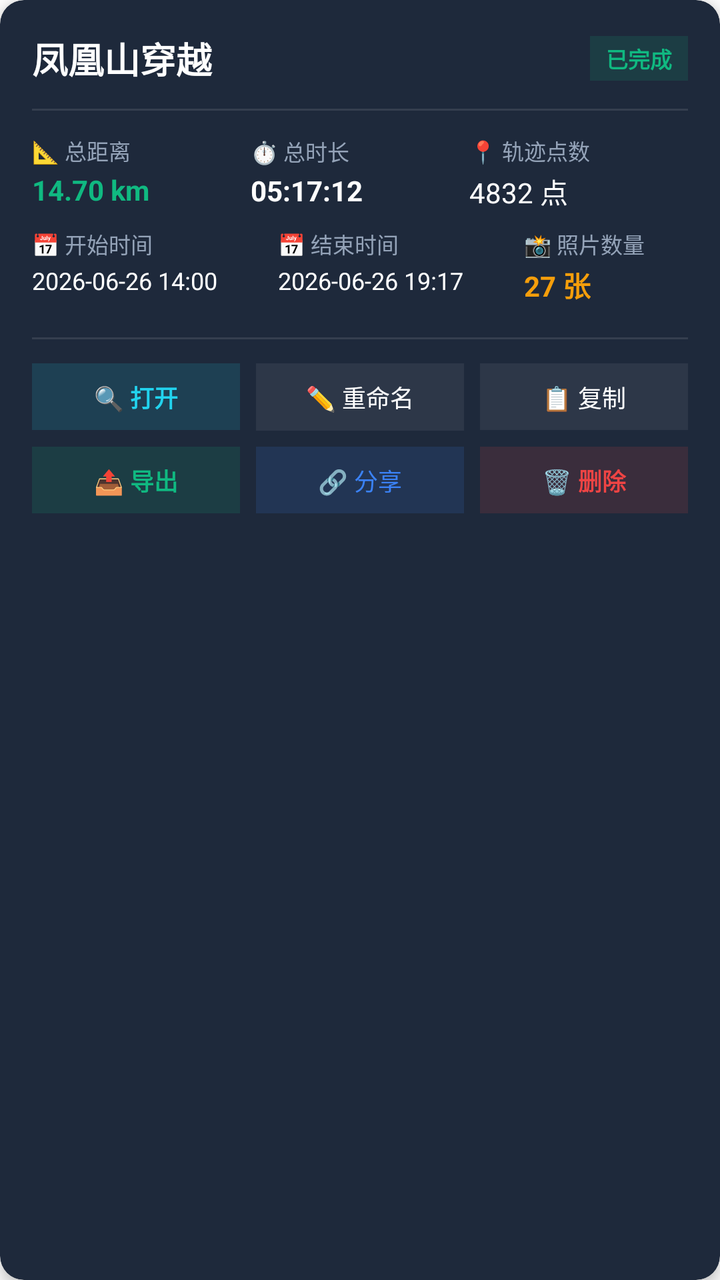
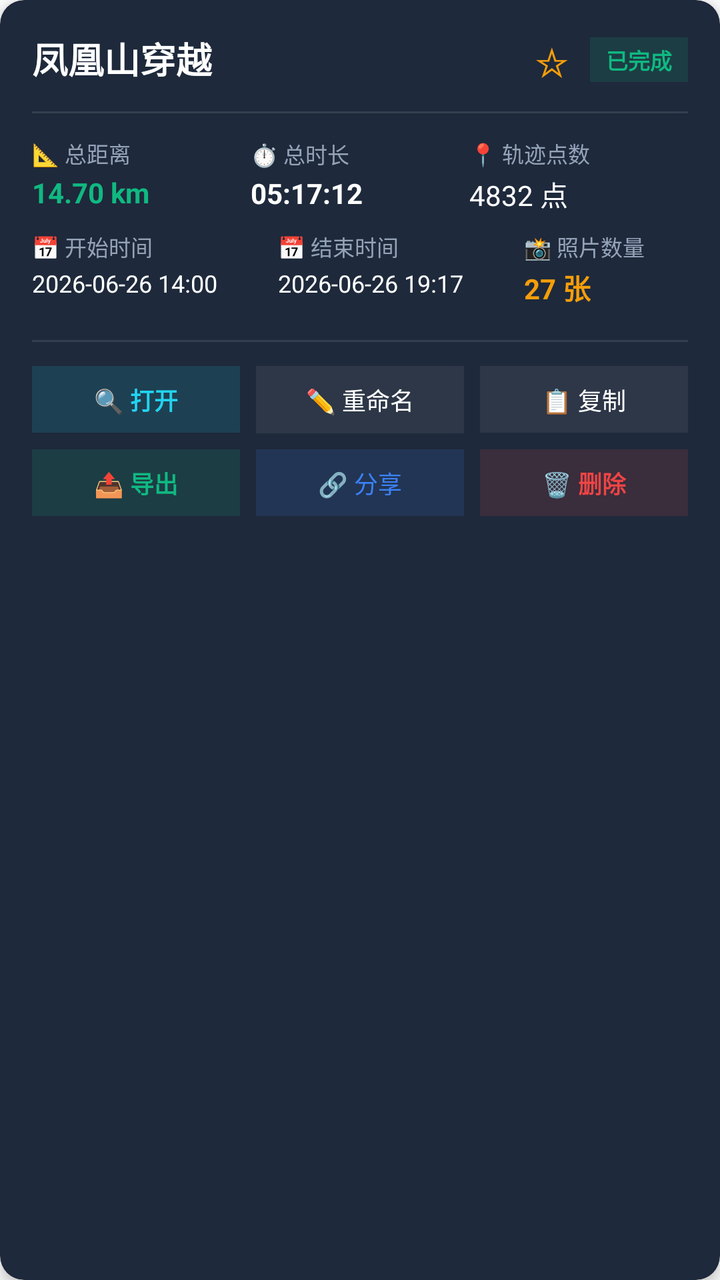

The first picture is an Android layout as it rendered before a commit; the second is the same layout after the commit. The layout source and the unified diff follow.
<!-- AndroidManifest.xml: application theme Theme.CyberTrail -->
<!-- res/layout/item_track_card.xml -->
<?xml version="1.0" encoding="utf-8"?>
<androidx.cardview.widget.CardView xmlns:android="http://schemas.android.com/apk/res/android"
    xmlns:app="http://schemas.android.com/apk/res-auto"
    android:layout_width="match_parent"
    android:layout_height="wrap_content"
    android:layout_margin="8dp"
    app:cardCornerRadius="12dp"
    app:cardElevation="4dp"
    app:cardBackgroundColor="@color/cyber_dark_gray">

    <LinearLayout
        android:layout_width="match_parent"
        android:layout_height="wrap_content"
        android:orientation="vertical"
        android:padding="16dp">

        
        <RelativeLayout
            android:layout_width="match_parent"
            android:layout_height="wrap_content"
            android:layout_marginBottom="12dp">

            <TextView
                android:id="@+id/tv_track_card_name"
                android:layout_width="match_parent"
                android:layout_height="wrap_content"
                android:layout_toLeftOf="@+id/tv_track_card_status"
                android:text="凤凰山穿越"
                android:textColor="@color/white"
                android:textSize="18sp"
                android:textStyle="bold" />

            <TextView
                android:id="@+id/tv_track_card_status"
                android:layout_width="wrap_content"
                android:layout_height="wrap_content"
                android:layout_alignParentRight="true"
                android:layout_centerVertical="true"
                android:paddingLeft="8dp"
                android:paddingRight="8dp"
                android:paddingTop="3dp"
                android:paddingBottom="3dp"
                android:text="已完成"
                android:textColor="@color/cyber_green"
                android:textSize="11sp"
                android:textStyle="bold"
                android:background="#2210B981" />
        </RelativeLayout>

        
        <View
            android:layout_width="match_parent"
            android:layout_height="1dp"
            android:background="#1AFFFFFF"
            android:layout_marginBottom="12dp" />

        
        <LinearLayout
            android:layout_width="match_parent"
            android:layout_height="wrap_content"
            android:orientation="vertical"
            android:layout_marginBottom="16dp">

            
            <LinearLayout
                android:layout_width="match_parent"
                android:layout_height="wrap_content"
                android:orientation="horizontal"
                android:layout_marginBottom="8dp">

                <LinearLayout
                    android:layout_width="0dp"
                    android:layout_height="wrap_content"
                    android:layout_weight="1"
                    android:orientation="vertical">

                    <TextView
                        android:layout_width="wrap_content"
                        android:layout_height="wrap_content"
                        android:text="📐 总距离"
                        android:textColor="@color/cyber_light_gray"
                        android:textSize="11sp" />

                    <TextView
                        android:id="@+id/tv_track_card_distance"
                        android:layout_width="wrap_content"
                        android:layout_height="wrap_content"
                        android:text="14.70 km"
                        android:textColor="@color/cyber_green"
                        android:textSize="14sp"
                        android:textStyle="bold"
                        android:layout_marginTop="2dp" />
                </LinearLayout>

                <LinearLayout
                    android:layout_width="0dp"
                    android:layout_height="wrap_content"
                    android:layout_weight="1"
                    android:orientation="vertical">

                    <TextView
                        android:layout_width="wrap_content"
                        android:layout_height="wrap_content"
                        android:text="⏱️ 总时长"
                        android:textColor="@color/cyber_light_gray"
                        android:textSize="11sp" />

                    <TextView
                        android:id="@+id/tv_track_card_duration"
                        android:layout_width="wrap_content"
                        android:layout_height="wrap_content"
                        android:text="05:17:12"
                        android:textColor="@color/white"
                        android:textSize="14sp"
                        android:textStyle="bold"
                        android:layout_marginTop="2dp" />
                </LinearLayout>

                <LinearLayout
                    android:layout_width="0dp"
                    android:layout_height="wrap_content"
                    android:layout_weight="1"
                    android:orientation="vertical">

                    <TextView
                        android:layout_width="wrap_content"
                        android:layout_height="wrap_content"
                        android:text="📍 轨迹点数"
                        android:textColor="@color/cyber_light_gray"
                        android:textSize="11sp" />

                    <TextView
                        android:id="@+id/tv_track_card_points"
                        android:layout_width="wrap_content"
                        android:layout_height="wrap_content"
                        android:text="4832 点"
                        android:textColor="@color/white"
                        android:textSize="14sp"
                        android:layout_marginTop="2dp" />
                </LinearLayout>
            </LinearLayout>

            
            <LinearLayout
                android:layout_width="match_parent"
                android:layout_height="wrap_content"
                android:orientation="horizontal">

                <LinearLayout
                    android:layout_width="0dp"
                    android:layout_height="wrap_content"
                    android:layout_weight="1.5"
                    android:orientation="vertical">

                    <TextView
                        android:layout_width="wrap_content"
                        android:layout_height="wrap_content"
                        android:text="📅 开始时间"
                        android:textColor="@color/cyber_light_gray"
                        android:textSize="11sp" />

                    <TextView
                        android:id="@+id/tv_track_card_start_time"
                        android:layout_width="wrap_content"
                        android:layout_height="wrap_content"
                        android:text="2026-06-26 14:00"
                        android:textColor="@color/white"
                        android:textSize="12sp"
                        android:layout_marginTop="2dp" />
                </LinearLayout>

                <LinearLayout
                    android:layout_width="0dp"
                    android:layout_height="wrap_content"
                    android:layout_weight="1.5"
                    android:orientation="vertical">

                    <TextView
                        android:layout_width="wrap_content"
                        android:layout_height="wrap_content"
                        android:text="📅 结束时间"
                        android:textColor="@color/cyber_light_gray"
                        android:textSize="11sp" />

                    <TextView
                        android:id="@+id/tv_track_card_end_time"
                        android:layout_width="wrap_content"
                        android:layout_height="wrap_content"
                        android:text="2026-06-26 19:17"
                        android:textColor="@color/white"
                        android:textSize="12sp"
                        android:layout_marginTop="2dp" />
                </LinearLayout>

                <LinearLayout
                    android:layout_width="0dp"
                    android:layout_height="wrap_content"
                    android:layout_weight="1"
                    android:orientation="vertical">

                    <TextView
                        android:layout_width="wrap_content"
                        android:layout_height="wrap_content"
                        android:text="📸 照片数量"
                        android:textColor="@color/cyber_light_gray"
                        android:textSize="11sp" />

                    <TextView
                        android:id="@+id/tv_track_card_photos"
                        android:layout_width="wrap_content"
                        android:layout_height="wrap_content"
                        android:text="27 张"
                        android:textColor="@color/cyber_amber"
                        android:textSize="14sp"
                        android:textStyle="bold"
                        android:layout_marginTop="2dp" />
                </LinearLayout>
            </LinearLayout>
        </LinearLayout>

        
        <View
            android:layout_width="match_parent"
            android:layout_height="1dp"
            android:background="#1AFFFFFF"
            android:layout_marginBottom="12dp" />

        
        <LinearLayout
            android:layout_width="match_parent"
            android:layout_height="wrap_content"
            android:orientation="vertical">

            
            <LinearLayout
                android:layout_width="match_parent"
                android:layout_height="wrap_content"
                android:orientation="horizontal"
                android:layout_marginBottom="8dp">

                <TextView
                    android:id="@+id/btn_action_open"
                    android:layout_width="0dp"
                    android:layout_height="wrap_content"
                    android:layout_weight="1"
                    android:layout_marginRight="4dp"
                    android:background="#2222D3EE"
                    android:textColor="#22D3EE"
                    android:textSize="12sp"
                    android:textStyle="bold"
                    android:gravity="center"
                    android:padding="8dp"
                    android:text="🔍 打开"
                    android:clickable="true"
                    android:focusable="true"/>

                <TextView
                    android:id="@+id/btn_action_rename"
                    android:layout_width="0dp"
                    android:layout_height="wrap_content"
                    android:layout_weight="1"
                    android:layout_marginLeft="4dp"
                    android:layout_marginRight="4dp"
                    android:background="#11FFFFFF"
                    android:textColor="@color/white"
                    android:textSize="12sp"
                    android:gravity="center"
                    android:padding="8dp"
                    android:text="✏️ 重命名"
                    android:clickable="true"
                    android:focusable="true"/>

                <TextView
                    android:id="@+id/btn_action_copy"
                    android:layout_width="0dp"
                    android:layout_height="wrap_content"
                    android:layout_weight="1"
                    android:layout_marginLeft="4dp"
                    android:background="#11FFFFFF"
                    android:textColor="@color/white"
                    android:textSize="12sp"
                    android:gravity="center"
                    android:padding="8dp"
                    android:text="📋 复制"
                    android:clickable="true"
                    android:focusable="true"/>
            </LinearLayout>

            
            <LinearLayout
                android:layout_width="match_parent"
                android:layout_height="wrap_content"
                android:orientation="horizontal">

                <TextView
                    android:id="@+id/btn_action_export"
                    android:layout_width="0dp"
                    android:layout_height="wrap_content"
                    android:layout_weight="1"
                    android:layout_marginRight="4dp"
                    android:background="#2210B981"
                    android:textColor="@color/cyber_green"
                    android:textSize="12sp"
                    android:textStyle="bold"
                    android:gravity="center"
                    android:padding="8dp"
                    android:text="📤 导出"
                    android:clickable="true"
                    android:focusable="true"/>

                <TextView
                    android:id="@+id/btn_action_share"
                    android:layout_width="0dp"
                    android:layout_height="wrap_content"
                    android:layout_weight="1"
                    android:layout_marginLeft="4dp"
                    android:layout_marginRight="4dp"
                    android:background="#223B82F6"
                    android:textColor="#3B82F6"
                    android:textSize="12sp"
                    android:gravity="center"
                    android:padding="8dp"
                    android:text="🔗 分享"
                    android:clickable="true"
                    android:focusable="true"/>

                <TextView
                    android:id="@+id/btn_action_delete"
                    android:layout_width="0dp"
                    android:layout_height="wrap_content"
                    android:layout_weight="1"
                    android:layout_marginLeft="4dp"
                    android:background="#22EF4444"
                    android:textColor="#EF4444"
                    android:textSize="12sp"
                    android:textStyle="bold"
                    android:gravity="center"
                    android:padding="8dp"
                    android:text="🗑️ 删除"
                    android:clickable="true"
                    android:focusable="true"/>
            </LinearLayout>
        </LinearLayout>
    </LinearLayout>
</androidx.cardview.widget.CardView>
<!-- resources referenced by this layout -->
<resources>
  <color name="cyber_amber">#FFF59E0B</color>
  <color name="cyber_dark_gray">#FF1E293B</color>
  <color name="cyber_green">#FF10B981</color>
  <color name="cyber_light_gray">#FF94A3B8</color>
  <color name="white">#FFFFFFFF</color>
  <style name="Theme.CyberTrail" parent="Theme.MaterialComponents.DayNight.NoActionBar">
          
          <item name="colorPrimary">@color/cyber_green</item>
          <item name="colorPrimaryVariant">@color/cyber_slate</item>
          <item name="colorOnPrimary">@color/white</item>
          
          <item name="android:statusBarColor">@color/cyber_slate</item>
      </style>
  <color name="cyber_slate">#FF0F172A</color>
</resources>

<!-- the commit's change to res/layout/item_track_card.xml (unified diff, before → after) -->
@@ -24,11 +24,24 @@
                 android:id="@+id/tv_track_card_name"
                 android:layout_width="match_parent"
                 android:layout_height="wrap_content"
-                android:layout_toLeftOf="@+id/tv_track_card_status"
+                android:layout_toLeftOf="@+id/btn_action_favorite_star"
                 android:text="凤凰山穿越"
                 android:textColor="@color/white"
                 android:textSize="18sp"
                 android:textStyle="bold" />
+
+            <TextView
+                android:id="@+id/btn_action_favorite_star"
+                android:layout_width="wrap_content"
+                android:layout_height="wrap_content"
+                android:layout_toLeftOf="@+id/tv_track_card_status"
+                android:layout_centerVertical="true"
+                android:layout_marginRight="10dp"
+                android:text="☆"
+                android:textColor="@color/cyber_amber"
+                android:textSize="20sp"
+                android:clickable="true"
+                android:focusable="true"/>
 
             <TextView
                 android:id="@+id/tv_track_card_status"
